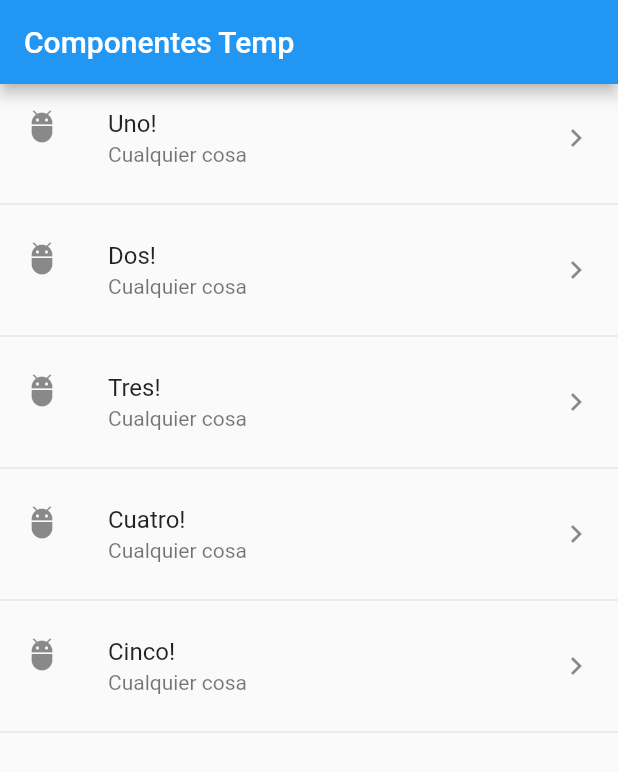
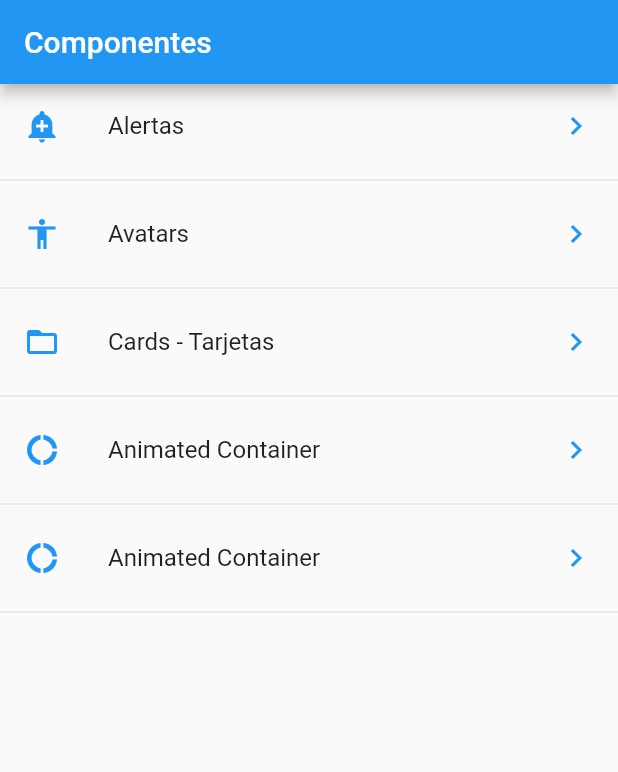
Before and after one commit to ajimmenezz/componentes, a Flutter app: the screen it shows after launch, on a phone screen of 412 x 824 dp. Shown: the top 772 px of the screen. Run offline on Flutter 3.47's test engine with Material 2 defaults, Android fonts, the phone set to English and light mode, and no system bars.

```diff
--- /dev/null
+++ b/data/menu_opts.json
@@ -0,0 +1,30 @@
+{
+    "nombreApp": "Componentes",
+    "rutas": [
+        {
+            "ruta": "alert",
+            "icon": "add_alert",
+            "texto": "Alertas"
+        },
+        {
+            "ruta": "avatar",
+            "icon": "accessibility",
+            "texto": "Avatars"
+        },
+        {
+            "ruta": "card",
+            "icon": "folder_open",
+            "texto": "Cards - Tarjetas"
+        },
+        {
+            "ruta": "animatedContainer",
+            "icon": "donut_large",
+            "texto": "Animated Container"
+        },
+        {
+            "ruta": "animatedContainer",
+            "icon": "donut_large",
+            "texto": "Animated Container"
+        }
+    ]
+}
--- a/lib/main.dart
+++ b/lib/main.dart
@@ -1,5 +1,8 @@
 import 'package:flutter/material.dart';
-import 'package:componentes/src/pages/home_temp.dart';
+
+// Paginas
+import 'package:componentes/src/routes/routes.dart';
+import 'package:componentes/src/pages/alert_page.dart';
 
 void main() => runApp(MyApp());
 
@@ -9,7 +12,13 @@ class MyApp extends StatelessWidget {
     return MaterialApp(
       debugShowCheckedModeBanner: false,
       title: 'Componentes App',
-      home: HomePageTemp()
+      // home: HomePage(),
+      initialRoute: '/',
+      routes: getApplicationsRoutes(),
+      onGenerateRoute: (RouteSettings settings) {
+        return MaterialPageRoute(
+            builder: (BuildContext context) => AlertPage());
+      },
     );
   }
 }
--- /dev/null
+++ b/lib/src/pages/home_page.dart
@@ -0,0 +1,57 @@
+import 'package:flutter/material.dart';
+import 'package:componentes/src/providers/menu_provider.dart';
+import 'package:componentes/src/utils/icono_string_util.dart';
+
+class HomePage extends StatelessWidget {
+  @override
+  Widget build(BuildContext context) {
+    return Scaffold(
+      appBar: AppBar(
+        title: Text("Componentes"),
+      ),
+      body: _lista(),
+    );
+  }
+
+  Widget _lista() {
+    // menuProvider.cargaData();
+
+    return FutureBuilder(
+      future: menuProvider.cargaData(),
+      initialData: [],
+      builder: (context, AsyncSnapshot<List<dynamic>> snapshot) {
+        return ListView(
+          children: _listaItems(snapshot.data, context),
+        );
+      },
+    );
+  }
+
+  List<Widget> _listaItems(List<dynamic> data, BuildContext context) {
+    final List<Widget> opciones = [];
+
+    data.forEach((opt) {
+      final widgetTemp = ListTile(
+        title: Text(opt['texto']),
+        leading: getIcon(opt['icon']),
+        trailing: Icon(
+          Icons.keyboard_arrow_right,
+          color: Colors.blue,
+        ),
+        onTap: () {
+          // final route = MaterialPageRoute(
+          //   builder: (context) => AlertPage()
+          // );
+          // Navigator.push(context, route);
+
+          Navigator.pushNamed(context, opt['ruta']);
+        },
+      );
+
+      opciones.add(widgetTemp);
+      opciones.add(Divider());
+    });
+
+    return opciones;
+  }
+}
--- a/lib/src/pages/home_temp.dart
+++ /dev/null
@@ -1,46 +0,0 @@
-import 'package:flutter/material.dart';
-
-class HomePageTemp extends StatelessWidget {
-  final opciones = ['Uno', 'Dos', 'Tres', 'Cuatro', 'Cinco'];
-
-  @override
-  Widget build(BuildContext context) {
-    return Scaffold(
-      appBar: AppBar(
-        title: Text("Componentes Temp"),
-      ),
-      body: ListView(children: _crearItemsCorta()),
-    );
-  }
-
-  List<Widget> _crearItems() {
-    List<Widget> lista = new List<Widget>();
-
-    for (String opt in opciones) {
-      final tempWidget = ListTile(
-        title: Text(opt),
-      );
-
-      lista..add(tempWidget)..add(Divider());
-    }
-
-    return lista;
-  }
-
-  List<Widget> _crearItemsCorta() {
-    return opciones.map((String item) {
-      return Column(
-        children: <Widget>[
-          ListTile(
-            title: Text(item + '!'),
-            subtitle: Text('Cualquier cosa'),
-            leading: Icon(Icons.adb),
-            trailing: Icon(Icons.keyboard_arrow_right),
-            onTap: (){},
-          ),
-          Divider()
-        ],
-      );
-    }).toList();
-  }
-}
--- /dev/null
+++ b/lib/src/routes/routes.dart
@@ -0,0 +1,16 @@
+import 'package:flutter/material.dart';
+import 'package:componentes/src/pages/alert_page.dart';
+import 'package:componentes/src/pages/avatar_page.dart';
+import 'package:componentes/src/pages/home_page.dart';
+import 'package:componentes/src/pages/card_page.dart';
+import 'package:componentes/src/pages/animated_containter.dart';
+
+Map<String, WidgetBuilder> getApplicationsRoutes() {
+  return <String, WidgetBuilder>{
+    '/': (BuildContext context) => HomePage(),
+    'alert': (BuildContext context) => AlertPage(),
+    'avatar': (BuildContext context) => AvatarPage(),
+    'card': (BuildContext context) => CardPage(),
+    'animatedContainer': (BuildContext context) => AnimatedContainerPage(),
+  };
+}
--- /dev/null
+++ b/lib/src/utils/icono_string_util.dart
@@ -0,0 +1,12 @@
+import 'package:flutter/material.dart';
+
+final _icons = <String, IconData>{
+  'add_alert': Icons.add_alert,
+  'accessibility': Icons.accessibility,
+  'folder_open': Icons.folder_open,
+  'donut_large': Icons.donut_large,
+};
+
+Icon getIcon(String nombreIcono) {
+  return Icon(_icons[nombreIcono], color: Colors.blue);
+}
```
Also changed, not shown: lib/src/pages/alert_page.dart (added, +60 -0 lines), lib/src/pages/animated_containter.dart (added, +47 -0 lines), lib/src/pages/avatar_page.dart (added, +37 -0 lines), lib/src/pages/card_page.dart (added, +116 -0 lines), lib/src/providers/menu_provider.dart (added, +20 -0 lines), pubspec.yaml (+5 -3 lines), assets/images/loading.gif (added).
